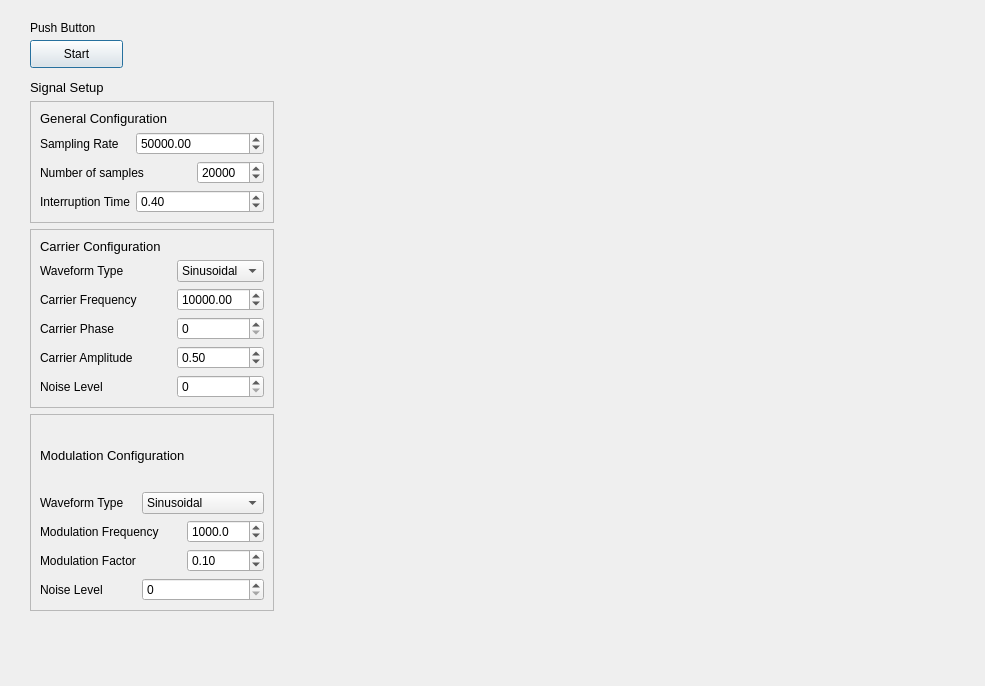
Old version of the form CursPythonCSIC/QtLibrary/Example_Qt.ui in the repository luciare/CursPythonCSIC.
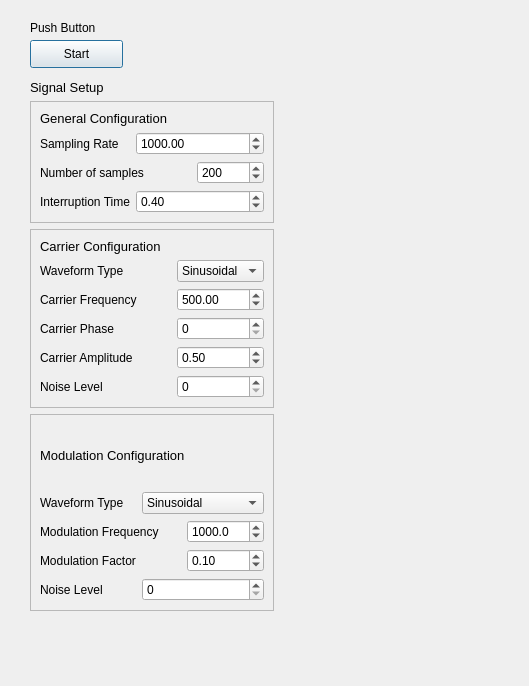
New version of the form.

Commit message: update qt example

```diff
--- a/CursPythonCSIC/QtLibrary/Example_Qt.ui
+++ b/CursPythonCSIC/QtLibrary/Example_Qt.ui
@@ -6,7 +6,7 @@
    <rect>
     <x>0</x>
     <y>0</y>
-    <width>985</width>
+    <width>529</width>
     <height>686</height>
    </rect>
   </property>
@@ -99,7 +99,7 @@
               <double>1000000.000000000000000</double>
              </property>
              <property name="value">
-              <double>50000.000000000000000</double>
+              <double>1000.000000000000000</double>
              </property>
             </widget>
            </item>
@@ -119,7 +119,7 @@
               <number>1000</number>
              </property>
              <property name="value">
-              <number>20000</number>
+              <number>200</number>
              </property>
             </widget>
            </item>
@@ -213,7 +213,7 @@
             <double>1000.000000000000000</double>
            </property>
            <property name="value">
-            <double>10000.000000000000000</double>
+            <double>500.000000000000000</double>
            </property>
           </widget>
          </item>
```
The commit also changes 1 other file.
